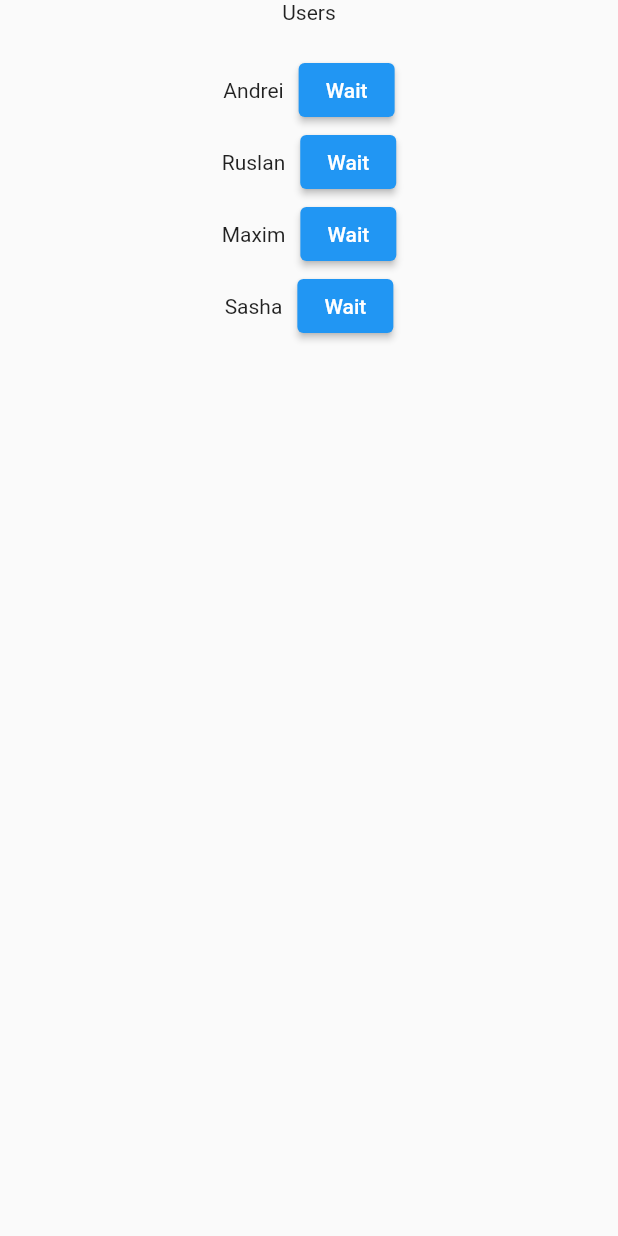
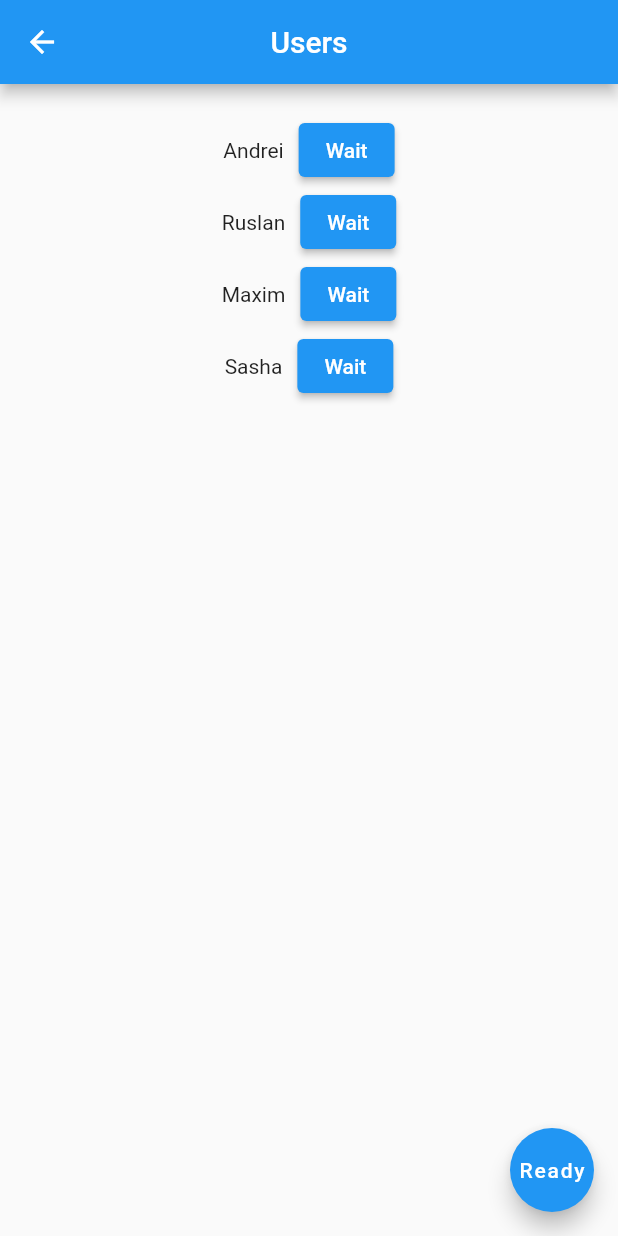
Before and after one commit to comerc/naslabo, a Flutter app: the LobbyScreen screen opened by its route, on a phone screen of 412 x 824 dp. Run offline on Flutter 3.47's test engine with Material 2 defaults, Android fonts, the phone set to English and light mode, and no system bars.

Commit message:
Add appBar and floatingActionButton

```diff
--- a/lib/screens/lobby.dart
+++ b/lib/screens/lobby.dart
@@ -35,17 +35,27 @@ class _LobbyScreenState extends State<LobbyScreen> {
   @override
   Widget build(BuildContext context) {
     return Scaffold(
+      floatingActionButton: FloatingActionButton(
+        onPressed: () {
+          // Add your onPressed code here!
+        },
+        child: Text("Ready"),
+      ),
+      appBar: AppBar(
+        title: Text("Users"),
+        centerTitle: true,
+      ),
       body: SafeArea(
         child: Column(
           children: [
-          Center(child: Text("Users")),
             Padding(
               padding: const EdgeInsets.all(20.0),
               child: ListUsers(),
             ),
           ],
         ),
-    ));
+      ),
+    );
   }
 }
 
```
Lines whose indentation alone changed are shown as unchanged.
